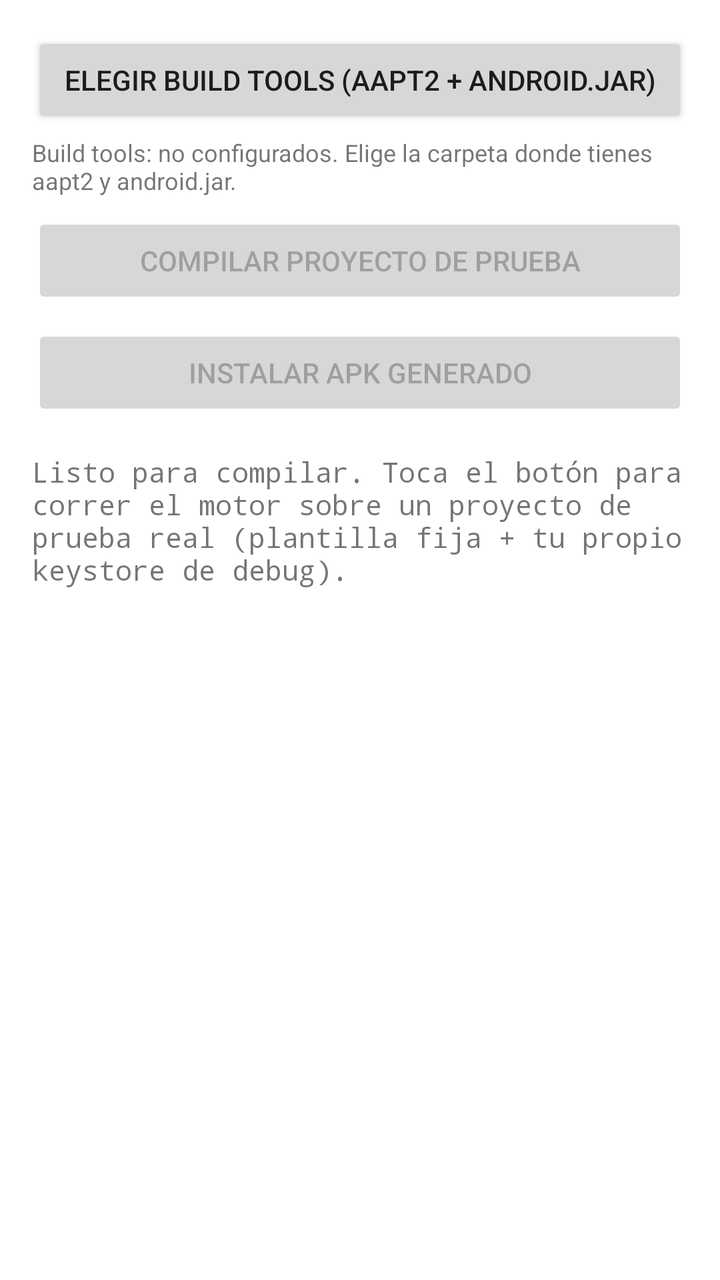
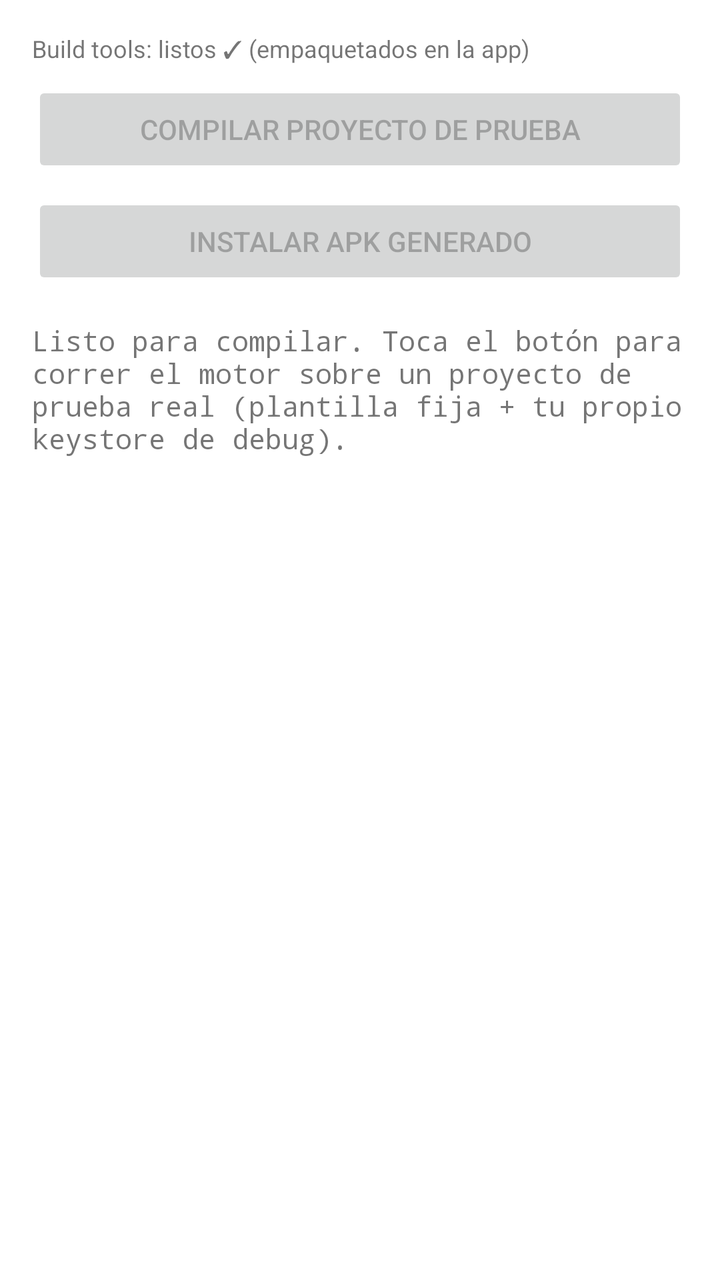

Screens rendered from an Android XML layout before and after an edit, with the pre-edit source and the edit as a unified diff.
<!-- AndroidManifest.xml: application theme Theme.IdeAppDV -->
<!-- res/layout/activity_main.xml -->
<?xml version="1.0" encoding="utf-8"?>
<LinearLayout xmlns:android="http://schemas.android.com/apk/res/android"
    android:layout_width="match_parent"
    android:layout_height="match_parent"
    android:orientation="vertical"
    android:padding="16dp">

    <Button
        android:id="@+id/botonElegirBuildTools"
        android:layout_width="match_parent"
        android:layout_height="wrap_content"
        android:text="@string/boton_elegir_build_tools" />

    <TextView
        android:id="@+id/textoBuildTools"
        android:layout_width="match_parent"
        android:layout_height="wrap_content"
        android:layout_marginTop="4dp"
        android:textSize="12sp"
        android:text="@string/build_tools_no_configurados" />

    <Button
        android:id="@+id/botonCompilar"
        android:layout_width="match_parent"
        android:layout_height="wrap_content"
        android:layout_marginTop="8dp"
        android:enabled="false"
        android:text="@string/boton_compilar" />

    <Button
        android:id="@+id/botonInstalar"
        android:layout_width="match_parent"
        android:layout_height="wrap_content"
        android:layout_marginTop="8dp"
        android:enabled="false"
        android:text="@string/boton_instalar" />

    <ScrollView
        android:layout_width="match_parent"
        android:layout_height="0dp"
        android:layout_weight="1"
        android:layout_marginTop="16dp">

        <TextView
            android:id="@+id/textoEstado"
            android:layout_width="match_parent"
            android:layout_height="wrap_content"
            android:fontFamily="monospace"
            android:textIsSelectable="true"
            android:text="@string/estado_inicial" />

    </ScrollView>

</LinearLayout>
<!-- resources referenced by this layout -->
<resources>
  <string name="boton_compilar">Compilar proyecto de prueba</string>
  <string name="boton_elegir_build_tools">Elegir build tools (aapt2 + android.jar)</string>
  <string name="boton_instalar">Instalar APK generado</string>
  <string name="build_tools_no_configurados">Build tools: no configurados. Elige la carpeta donde tienes aapt2 y android.jar.</string>
  <string name="estado_inicial">Listo para compilar. Toca el botón para correr el motor sobre un proyecto de prueba real (plantilla fija + tu propio keystore de debug).</string>
  <style name="Theme.IdeAppDV" parent="Theme.MaterialComponents.DayNight.NoActionBar" />
</resources>

<!-- the commit's change to res/layout/activity_main.xml (unified diff, before → after) -->
@@ -5,19 +5,12 @@
     android:orientation="vertical"
     android:padding="16dp">
 
-    <Button
-        android:id="@+id/botonElegirBuildTools"
-        android:layout_width="match_parent"
-        android:layout_height="wrap_content"
-        android:text="@string/boton_elegir_build_tools" />
-
     <TextView
         android:id="@+id/textoBuildTools"
         android:layout_width="match_parent"
         android:layout_height="wrap_content"
-        android:layout_marginTop="4dp"
         android:textSize="12sp"
-        android:text="@string/build_tools_no_configurados" />
+        android:text="@string/build_tools_configurados" />
 
     <Button
         android:id="@+id/botonCompilar"
<!-- resource entries referenced after the edit -->
@@ -1,9 +1,8 @@
 <!-- resources referenced by this layout -->
 <resources>
   <string name="boton_compilar">Compilar proyecto de prueba</string>
-  <string name="boton_elegir_build_tools">Elegir build tools (aapt2 + android.jar)</string>
   <string name="boton_instalar">Instalar APK generado</string>
-  <string name="build_tools_no_configurados">Build tools: no configurados. Elige la carpeta donde tienes aapt2 y android.jar.</string>
+  <string name="build_tools_configurados">Build tools: listos ✓ (empaquetados en la app)</string>
   <string name="estado_inicial">Listo para compilar. Toca el botón para correr el motor sobre un proyecto de prueba real (plantilla fija + tu propio keystore de debug).</string>
   <style name="Theme.IdeAppDV" parent="Theme.MaterialComponents.DayNight.NoActionBar" />
 </resources>
